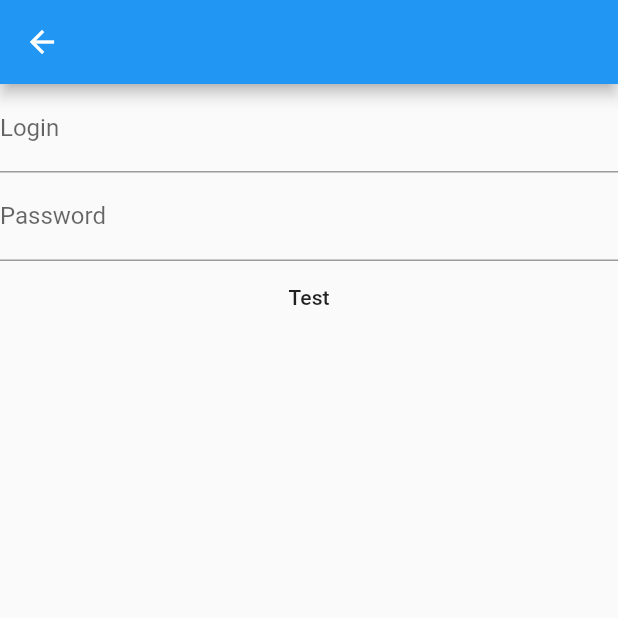
After one commit to sldsrg/flutter_lab, a Flutter app: the FormLabPage screen opened directly, after a tap on "Test", on a phone screen of 412 x 824 dp, the top half of it. The commit adds this screen. Run offline on Flutter 3.47's test engine with Material 2 defaults, Android fonts, the light colour scheme and no system bars; our stand-ins replace flutter_markdown.

Commit message:
add form lab

```diff
--- /dev/null
+++ b/lib/controls/SpzTextFormField.dart
@@ -0,0 +1,44 @@
+import 'package:flutter/material.dart';
+
+typedef StringCallback = void Function(String value);
+
+class SpzTextFormField extends StatefulWidget {
+  final String label;
+  final String initialText;
+  final StringCallback onChange;
+
+  const SpzTextFormField({Key key, this.label, this.initialText, this.onChange})
+      : super(key: key);
+
+  @override
+  _SpzTextFormFieldState createState() => _SpzTextFormFieldState();
+}
+
+class _SpzTextFormFieldState extends State<SpzTextFormField> {
+  TextEditingController _controller;
+  InputDecoration _decoration;
+
+  @override
+  void initState() {
+    super.initState();
+    _controller = TextEditingController();
+    if (widget.onChange != null) {
+      _controller.addListener(() => widget.onChange(_controller.text));
+    }
+    _decoration = InputDecoration(labelText: widget.label);
+  }
+
+  @override
+  void dispose() {
+    _controller.dispose();
+    super.dispose();
+  }
+
+  @override
+  Widget build(BuildContext context) {
+    return TextFormField(
+      decoration: _decoration,
+      controller: _controller,
+    );
+  }
+}
--- /dev/null
+++ b/lib/form_lab.dart
@@ -0,0 +1,59 @@
+import 'package:flutter/material.dart';
+
+import 'controls/SpzTextFormField.dart';
+
+class FormLabPage extends StatelessWidget {
+  @override
+  Widget build(BuildContext context) {
+    return Scaffold(
+      appBar: AppBar(),
+      body: FormLab(),
+    );
+  }
+}
+
+class FormLab extends StatefulWidget {
+  @override
+  _FormLabState createState() => _FormLabState();
+}
+
+class _FormLabState extends State<FormLab> {
+  final _key = GlobalKey<FormState>();
+  String _login;
+  String _password;
+
+  @override
+  Widget build(BuildContext context) {
+    return Form(
+      key: _key,
+      child: Column(children: [
+        SpzTextFormField(
+          label: 'Login',
+          onChange: (value) {
+            setState(() {
+              _login = value;
+            });
+          },
+        ),
+        SpzTextFormField(
+          label: 'Password',
+          onChange: (value) {
+            setState(() {
+              _password = value;
+            });
+          },
+        ),
+        FlatButton(
+          child: Text('Test'),
+          onPressed: () async {
+            if (_key.currentState.validate()) {
+              await Future.delayed(Duration(seconds: 3));
+              Scaffold.of(context).showSnackBar(SnackBar(
+                  content: Text('user: $_login, password: $_password')));
+            }
+          },
+        ),
+      ]),
+    );
+  }
+}
--- a/lib/home.dart
+++ b/lib/home.dart
@@ -1,6 +1,7 @@
 import 'package:flutter/material.dart';
 
 import 'draggable_scrollable_sheet.dart';
+import 'form_lab.dart';
 import 'markdown_lab.dart';
 import 'multi_grid_lab.dart';
 import 'next_lab.dart';
@@ -13,6 +14,7 @@ Map<String, Builder> labs = {
   'Table lab': (_) => TableLabPage(),
   'Multi GridView lab': (_) => MultiGridLabPage(),
   'Stack lab': (_) => StackLabPage(),
+  'Form lab': (_) => FormLabPage(),
   'Next lab': (_) => NextLabPage(),
 };
 
```
Also changed, not shown: pubspec.lock, 1 other file.
